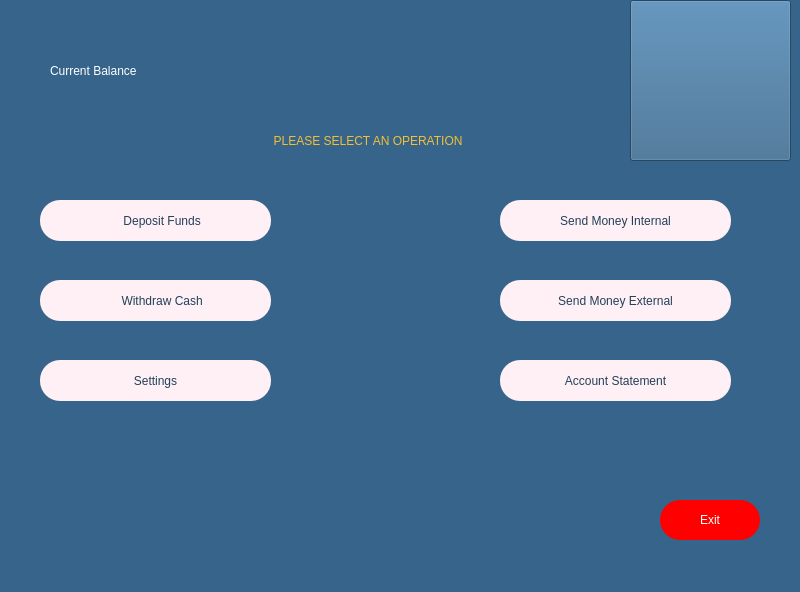
Before: the Qt Designer form customerpage.ui in melihorhanyilmaz/Project, drawn with Qt 5.
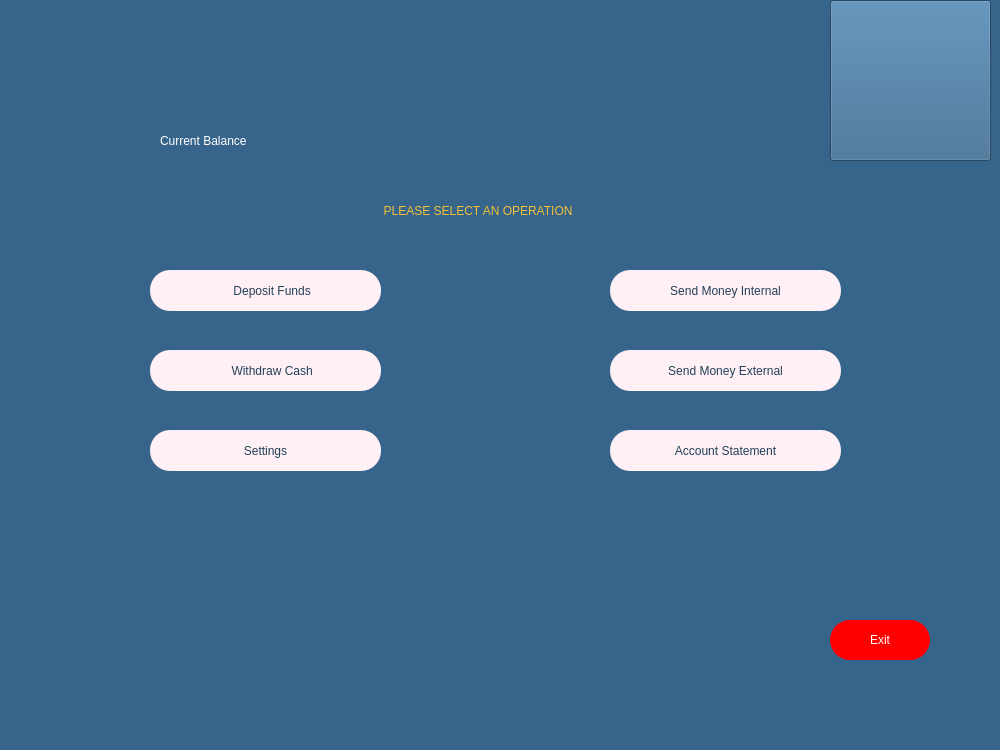
After: the same form once the commit is applied. Icons and pictures are not drawn.

```diff
--- a/customerpage.ui
+++ b/customerpage.ui
@@ -6,8 +6,8 @@
    <rect>
     <x>0</x>
     <y>0</y>
-    <width>800</width>
-    <height>592</height>
+    <width>1000</width>
+    <height>750</height>
    </rect>
   </property>
   <property name="windowTitle">
@@ -20,8 +20,8 @@
    <widget class="QPushButton" name="B_deposit">
     <property name="geometry">
      <rect>
-      <x>40</x>
-      <y>200</y>
+      <x>150</x>
+      <y>270</y>
       <width>231</width>
       <height>41</height>
      </rect>
@@ -55,8 +55,8 @@
    <widget class="QPushButton" name="B_withdraw">
     <property name="geometry">
      <rect>
-      <x>40</x>
-      <y>280</y>
+      <x>150</x>
+      <y>350</y>
       <width>231</width>
       <height>41</height>
      </rect>
@@ -90,8 +90,8 @@
    <widget class="QPushButton" name="B_statement">
     <property name="geometry">
      <rect>
-      <x>500</x>
-      <y>360</y>
+      <x>610</x>
+      <y>430</y>
       <width>231</width>
       <height>41</height>
      </rect>
@@ -112,8 +112,8 @@
    <widget class="QPushButton" name="B_exit_cust_menu">
     <property name="geometry">
      <rect>
-      <x>660</x>
-      <y>500</y>
+      <x>830</x>
+      <y>620</y>
       <width>100</width>
       <height>40</height>
      </rect>
@@ -135,8 +135,8 @@
    <widget class="QLineEdit" name="li_select_opr">
     <property name="geometry">
      <rect>
-      <x>130</x>
-      <y>120</y>
+      <x>240</x>
+      <y>190</y>
       <width>471</width>
       <height>41</height>
      </rect>
@@ -164,8 +164,8 @@
    <widget class="QLabel" name="la_current_balance">
     <property name="geometry">
      <rect>
-      <x>50</x>
-      <y>50</y>
+      <x>160</x>
+      <y>120</y>
       <width>181</width>
       <height>41</height>
      </rect>
@@ -181,8 +181,8 @@
    <widget class="QLabel" name="la_balance">
     <property name="geometry">
      <rect>
-      <x>230</x>
-      <y>50</y>
+      <x>340</x>
+      <y>120</y>
       <width>281</width>
       <height>41</height>
      </rect>
@@ -198,8 +198,8 @@
    <widget class="QPushButton" name="B_internal">
     <property name="geometry">
      <rect>
-      <x>500</x>
-      <y>200</y>
+      <x>610</x>
+      <y>270</y>
       <width>231</width>
       <height>41</height>
      </rect>
@@ -220,8 +220,8 @@
    <widget class="QPushButton" name="B_external">
     <property name="geometry">
      <rect>
-      <x>500</x>
-      <y>280</y>
+      <x>610</x>
+      <y>350</y>
       <width>231</width>
       <height>41</height>
      </rect>
@@ -242,8 +242,8 @@
    <widget class="QPushButton" name="B_settings">
     <property name="geometry">
      <rect>
-      <x>40</x>
-      <y>360</y>
+      <x>150</x>
+      <y>430</y>
       <width>231</width>
       <height>41</height>
      </rect>
@@ -264,7 +264,7 @@
    <widget class="QPushButton" name="pushButton">
     <property name="geometry">
      <rect>
-      <x>630</x>
+      <x>830</x>
       <y>0</y>
       <width>161</width>
       <height>161</height>
```
Left out of the diff: 2 changed lines with no effect on the pictures.
